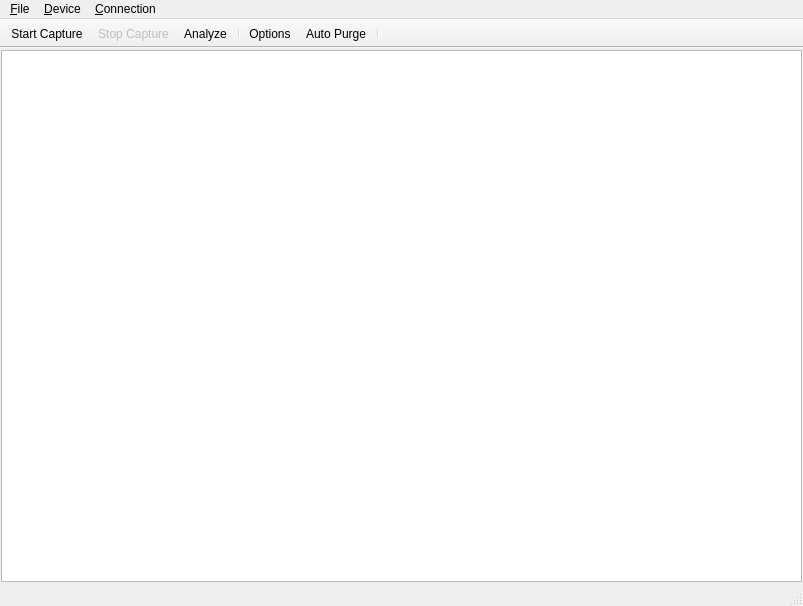
The window that analyzer/forms/MainWindow.ui (jvesely/netsniffer) describes before a commit, drawn with Qt 5.
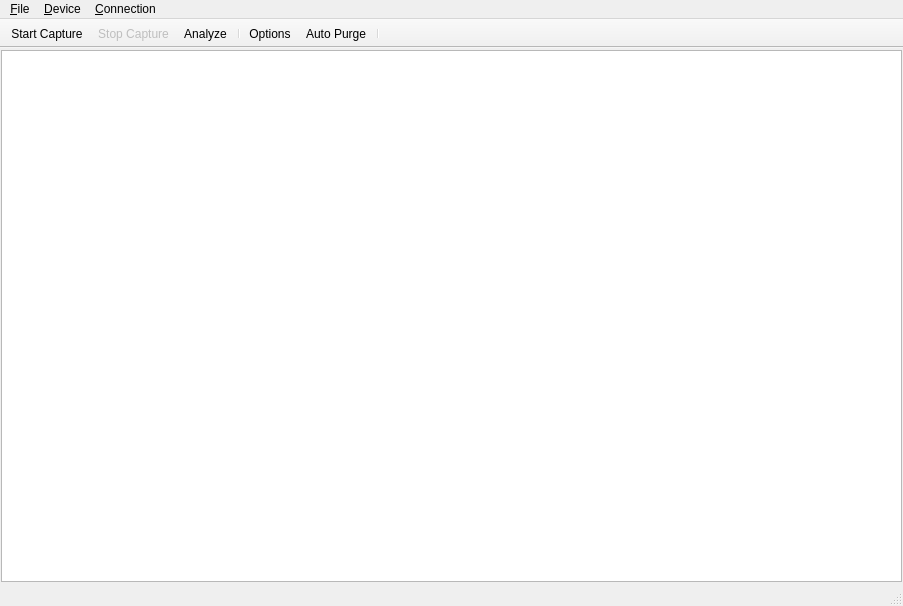
The same window after the commit. Icons and pictures are not drawn.

```diff
--- a/analyzer/forms/MainWindow.ui
+++ b/analyzer/forms/MainWindow.ui
@@ -6,7 +6,7 @@
    <rect>
     <x>0</x>
     <y>0</y>
-    <width>803</width>
+    <width>903</width>
     <height>606</height>
    </rect>
   </property>
@@ -77,7 +77,7 @@
     <rect>
      <x>0</x>
      <y>0</y>
-     <width>803</width>
+     <width>903</width>
      <height>25</height>
     </rect>
    </property>
```
Left out of the diff: 3 changed lines with no effect on the pictures.
